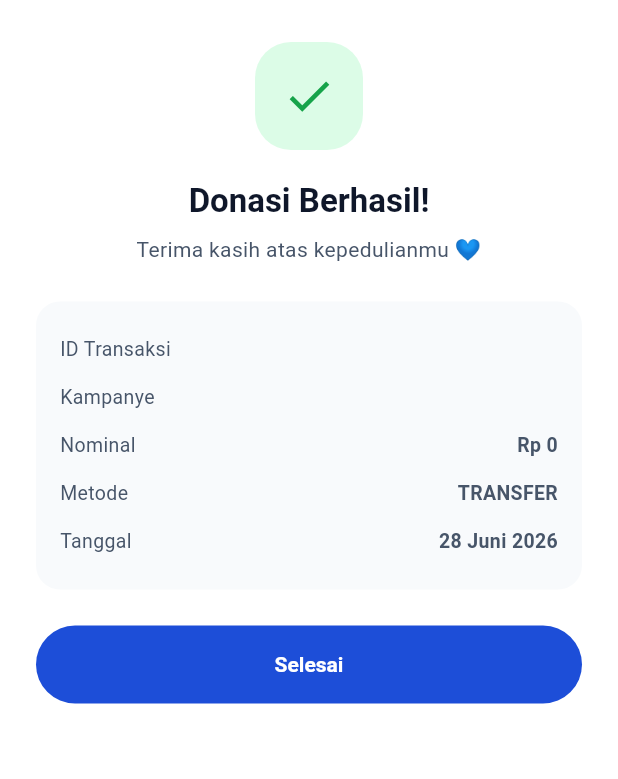
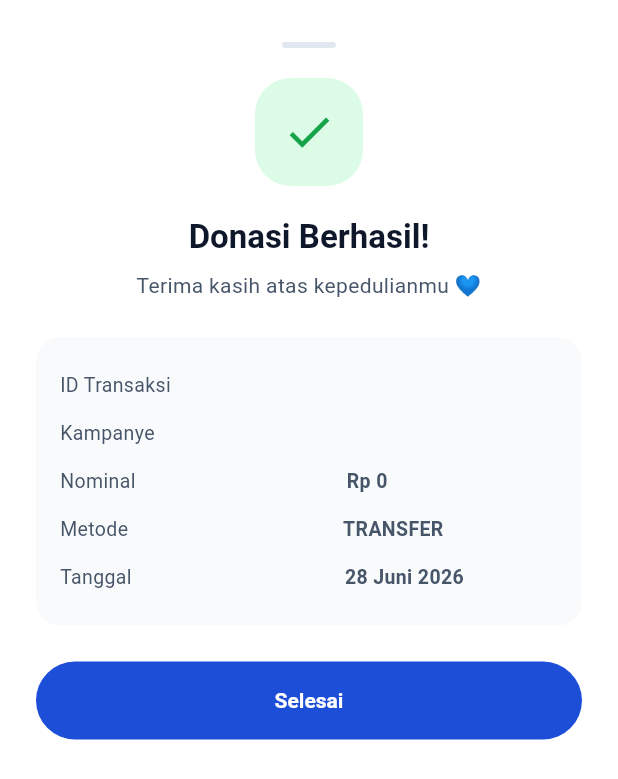
Before and after one commit to Asyzfrans/PMOB, a Flutter app: the _SuccessSheet widget shown alone on an empty page, opened directly with empty values, on a phone screen of 412 x 824 dp. Shown: the top 779 px of the screen. Run offline on Flutter 3.47's test engine with Material 3 defaults, Android fonts, the phone set to English and light mode, and no system bars; our stand-ins replace image_picker, shared_preferences; accounts and stored records are empty; network calls fail.

Commit message:
update donation screen

```diff
--- a/lib/screens/donation/donation_screen.dart
+++ b/lib/screens/donation/donation_screen.dart
@@ -53,7 +53,7 @@ class _DonationScreenState extends State<DonationScreen> {
     }
 
     final donation = await context.read<DonationProvider>().donate(
-      campaignId: widget.campaign.id,  // int sekarang
+      campaignId: widget.campaign.id,
       amount:     amount,
       method:     _method,
       anon:       _anon,
@@ -84,6 +84,9 @@ class _DonationScreenState extends State<DonationScreen> {
       context: context,
       isDismissible: false,
       enableDrag: false,
+      // FIX: isScrollControlled=true supaya bottom sheet bisa
+      // menyesuaikan tinggi konten dan tidak terpotong di layar kecil
+      isScrollControlled: true,
       shape: const RoundedRectangleBorder(
           borderRadius: BorderRadius.vertical(top: Radius.circular(28))),
       builder: (_) => _SuccessSheet(
@@ -339,6 +342,10 @@ class _MethodTile extends StatelessWidget {
   );
 }
 
+// FIX OVERFLOW: Bungkus seluruh konten dengan SingleChildScrollView
+// supaya konten bisa di-scroll kalau layar HP terlalu kecil.
+// isScrollControlled=true di showModalBottomSheet mengizinkan
+// bottom sheet mengambil tinggi lebih dari 50% layar.
 class _SuccessSheet extends StatelessWidget {
   final DonationModel donation;
   final VoidCallback onDone;
@@ -347,10 +354,21 @@ class _SuccessSheet extends StatelessWidget {
   @override
   Widget build(BuildContext context) {
     final tt = Theme.of(context).textTheme;
-    return Padding(
+    return SingleChildScrollView(
+      child: Padding(
         padding: EdgeInsets.fromLTRB(
             24, 28, 24, 24 + MediaQuery.of(context).padding.bottom),
-      child: Column(mainAxisSize: MainAxisSize.min, children: [
+        child: Column(
+          mainAxisSize: MainAxisSize.min,
+          children: [
+            // Drag handle
+            Container(
+              width: 36, height: 4,
+              decoration: BoxDecoration(
+                  color: AppColors.ink200,
+                  borderRadius: BorderRadius.circular(2)),
+            ),
+            const SizedBox(height: 20),
             Container(
               width: 72, height: 72,
               decoration: BoxDecoration(
@@ -380,9 +398,12 @@ class _SuccessSheet extends StatelessWidget {
             const SizedBox(height: 24),
             SizedBox(
               width: double.infinity, height: 52,
-          child: ElevatedButton(onPressed: onDone, child: const Text('Selesai')),
+              child: ElevatedButton(
+                  onPressed: onDone, child: const Text('Selesai')),
             ),
-      ]),
+          ],
+        ),
+      ),
     );
   }
 }
@@ -396,7 +417,13 @@ class _Row extends StatelessWidget {
     child: Row(children: [
       Text(label, style: const TextStyle(fontSize: 13, color: AppColors.ink600)),
       const Spacer(),
-      Text(value, style: const TextStyle(fontSize: 13, fontWeight: FontWeight.w700)),
+      Flexible(
+        child: Text(value,
+            style: const TextStyle(
+                fontSize: 13, fontWeight: FontWeight.w700),
+            textAlign: TextAlign.right,
+            overflow: TextOverflow.ellipsis),
+      ),
     ]),
   );
 }
```
Lines whose indentation alone changed are shown as unchanged.
